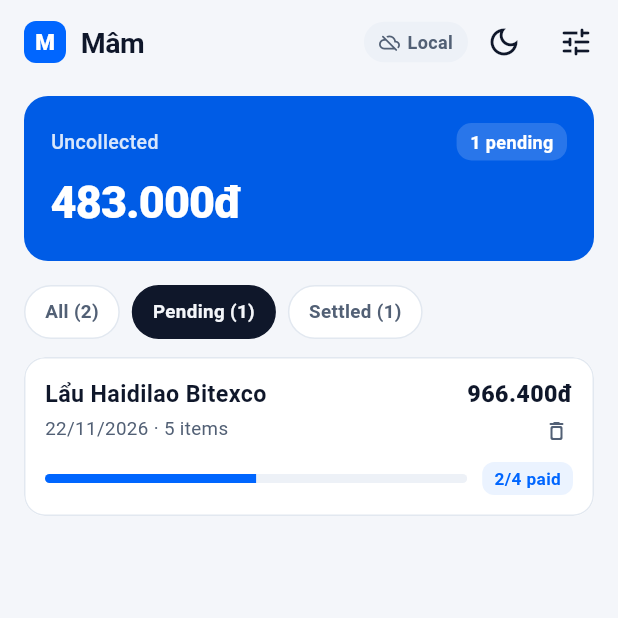
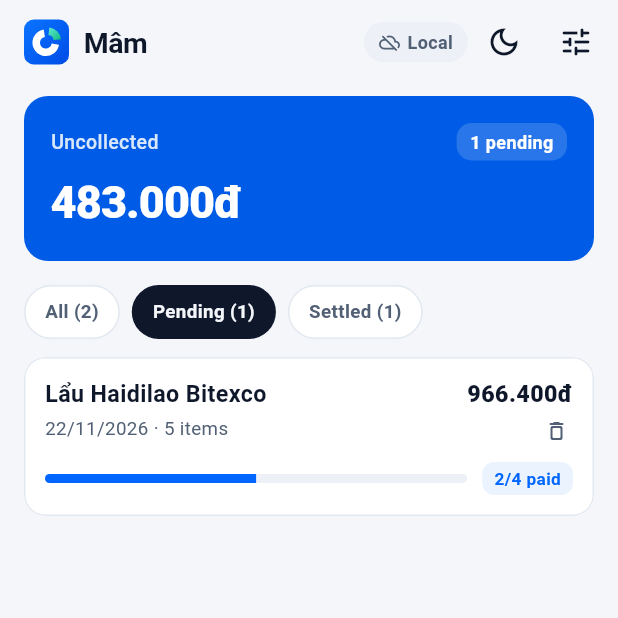
Before and after one commit to minhntothex/mam, a Flutter app: the screen it shows after launch, after a tap on an icon or button, on a phone screen of 412 x 824 dp, the top half of it. Run offline on Flutter 3.47's test engine with Material 3 defaults, Android fonts, the phone set to English and light mode, and no system bars; our stand-ins replace image_picker, material_ui, qr_flutter, share_plus, shared_preferences, supabase_flutter; accounts and stored records are empty.

Commit message:
feat(brand): redesign Mâm vector logo and platform app icons

```diff
--- a/app/lib/screens/home_screen.dart
+++ b/app/lib/screens/home_screen.dart
@@ -6,6 +6,7 @@ import '../l10n/mam_strings.dart';
 import '../models/bill_models.dart';
 import '../state/mam_controller.dart';
 import '../theme/mam_theme.dart';
+import '../widgets/mam_logo.dart';
 import 'bill_input_screen.dart';
 import 'quick_equal_screen.dart';
 import 'result_screen.dart';
@@ -52,23 +53,7 @@ class _HomeScreenState extends State<HomeScreen> {
           appBar: AppBar(
             title: Row(
               children: [
-                Container(
-                  width: 28,
-                  height: 28,
-                  decoration: BoxDecoration(
-                    color: p.primary,
-                    borderRadius: BorderRadius.circular(8),
-                  ),
-                  alignment: Alignment.center,
-                  child: const Text(
-                    'M',
-                    style: TextStyle(
-                      color: Colors.white,
-                      fontWeight: FontWeight.w800,
-                      fontSize: 15,
-                    ),
-                  ),
-                ),
+                const MamLogoMark(size: 30),
                 const SizedBox(width: 10),
                 Text(s.appName),
               ],
--- /dev/null
+++ b/app/lib/widgets/mam_logo.dart
@@ -0,0 +1,124 @@
+import 'dart:math' as math;
+
+import 'package:material_ui/material_ui.dart';
+
+/// Vector brand mark for Mâm: a round shared dining tray ("mâm") with one
+/// cleanly detached mint-emerald fair-share wedge inside a Canon fintech blue
+/// squircle.
+///
+/// Mirrors `assets/brand/mam-logo.svg` in a normalized 1024×1024 coordinate
+/// space so the AppBar mark, exported PNG Receipt Cards, and platform icons
+/// share identical geometry.
+class MamLogoMark extends StatelessWidget {
+  const MamLogoMark({
+    super.key,
+    this.size = 32,
+    this.showTile = true,
+  });
+
+  final double size;
+  final bool showTile;
+
+  @override
+  Widget build(BuildContext context) {
+    return SizedBox(
+      width: size,
+      height: size,
+      child: CustomPaint(
+        painter: _MamLogoPainter(showTile: showTile),
+      ),
+    );
+  }
+}
+
+class _MamLogoPainter extends CustomPainter {
+  const _MamLogoPainter({required this.showTile});
+
+  final bool showTile;
+
+  static const double _designSize = 1024.0;
+  static const double _degToRad = math.pi / 180.0;
+
+  @override
+  void paint(Canvas canvas, Size size) {
+    final scale = math.min(size.width, size.height) / _designSize;
+    canvas.save();
+    canvas.scale(scale);
+
+    if (showTile) {
+      final tileRect = const Rect.fromLTWH(0, 0, _designSize, _designSize);
+      final tilePaint = Paint()
+        ..isAntiAlias = true
+        ..shader = const LinearGradient(
+          begin: Alignment.topLeft,
+          end: Alignment.bottomRight,
+          colors: [Color(0xFF0A74FF), Color(0xFF004CE6)],
+        ).createShader(tileRect);
+      canvas.drawRRect(
+        RRect.fromRectAndRadius(tileRect, const Radius.circular(224)),
+        tilePaint,
+      );
+    }
+
+    // Main shared tray ring (252° sweep, centered at 496, 528).
+    final trayPath = _annularSector(
+      center: const Offset(496, 528),
+      rOuter: 304,
+      rInner: 134,
+      startDeg: 9,
+      sweepDeg: 252,
+    );
+    final trayPaint = Paint()
+      ..isAntiAlias = true
+      ..color = showTile ? Colors.white : const Color(0xFF0066FF);
+    canvas.drawPath(trayPath, trayPaint);
+
+    // Detached fair-share wedge (76° sweep, offset +44 / -44 at 540, 484).
+    final sharePath = _annularSector(
+      center: const Offset(540, 484),
+      rOuter: 304,
+      rInner: 134,
+      startDeg: 277,
+      sweepDeg: 76,
+    );
+    final sharePaint = Paint()
+      ..isAntiAlias = true
+      ..shader = const LinearGradient(
+        begin: Alignment.topLeft,
+        end: Alignment.bottomRight,
+        colors: [Color(0xFF5EEAD4), Color(0xFF10B981)],
+      ).createShader(sharePath.getBounds());
+    canvas.drawPath(sharePath, sharePaint);
+
+    canvas.restore();
+  }
+
+  static Path _annularSector({
+    required Offset center,
+    required double rOuter,
+    required double rInner,
+    required double startDeg,
+    required double sweepDeg,
+  }) {
+    final startRad = startDeg * _degToRad;
+    final sweepRad = sweepDeg * _degToRad;
+    return Path()
+      ..arcTo(
+        Rect.fromCircle(center: center, radius: rOuter),
+        startRad,
+        sweepRad,
+        false,
+      )
+      ..arcTo(
+        Rect.fromCircle(center: center, radius: rInner),
+        startRad + sweepRad,
+        -sweepRad,
+        false,
+      )
+      ..close();
+  }
+
+  @override
+  bool shouldRepaint(covariant _MamLogoPainter oldDelegate) =>
+      oldDelegate.showTile != showTile;
+}
--- a/app/lib/widgets/receipt_card.dart
+++ b/app/lib/widgets/receipt_card.dart
@@ -7,6 +7,7 @@ import '../core/vietqr.dart';
 import '../l10n/mam_strings.dart';
 import '../models/bill_models.dart';
 import '../theme/mam_theme.dart';
+import 'mam_logo.dart';
 
 /// Exported PNG Receipt Cards always use print-safe crisp white stock
 /// (`MamReceiptColors`) so VietQR codes scan reliably from Zalo/Messenger even
@@ -56,20 +57,15 @@ class SummaryReceiptCard extends StatelessWidget {
         children: [
           Row(
             children: [
-              Container(
-                padding: const EdgeInsets.symmetric(horizontal: 8, vertical: 4),
-                decoration: BoxDecoration(
-                  color: MamReceiptColors.primary,
-                  borderRadius: BorderRadius.circular(6),
-                ),
-                child: const Text(
+              const MamLogoMark(size: 20),
+              const SizedBox(width: 6),
+              const Text(
                 'MÂM',
                 style: TextStyle(
-                    color: Colors.white,
+                  color: MamReceiptColors.ink,
                   fontWeight: FontWeight.w800,
-                    fontSize: 11,
-                    letterSpacing: 0.8,
-                  ),
+                  fontSize: 12,
+                  letterSpacing: 0.6,
                 ),
               ),
               const SizedBox(width: 8),
@@ -289,20 +285,15 @@ class PersonQrCard extends StatelessWidget {
         children: [
           Row(
             children: [
-              Container(
-                padding: const EdgeInsets.symmetric(horizontal: 8, vertical: 3),
-                decoration: BoxDecoration(
-                  color: MamReceiptColors.primary,
-                  borderRadius: BorderRadius.circular(6),
-                ),
-                child: const Text(
+              const MamLogoMark(size: 18),
+              const SizedBox(width: 6),
+              const Text(
                 'MÂM',
                 style: TextStyle(
-                    color: Colors.white,
+                  color: MamReceiptColors.ink,
                   fontWeight: FontWeight.w800,
-                    fontSize: 10.5,
-                    letterSpacing: 0.8,
-                  ),
+                  fontSize: 11.5,
+                  letterSpacing: 0.6,
                 ),
               ),
               const SizedBox(width: 8),
```
Also changed, not shown: assets/brand/mam-icon-fullbleed.svg (added), assets/brand/mam-icon-maskable.svg (added), assets/brand/mam-logo.svg (added), 28 other files. Lines whose indentation alone changed are shown as unchanged.
